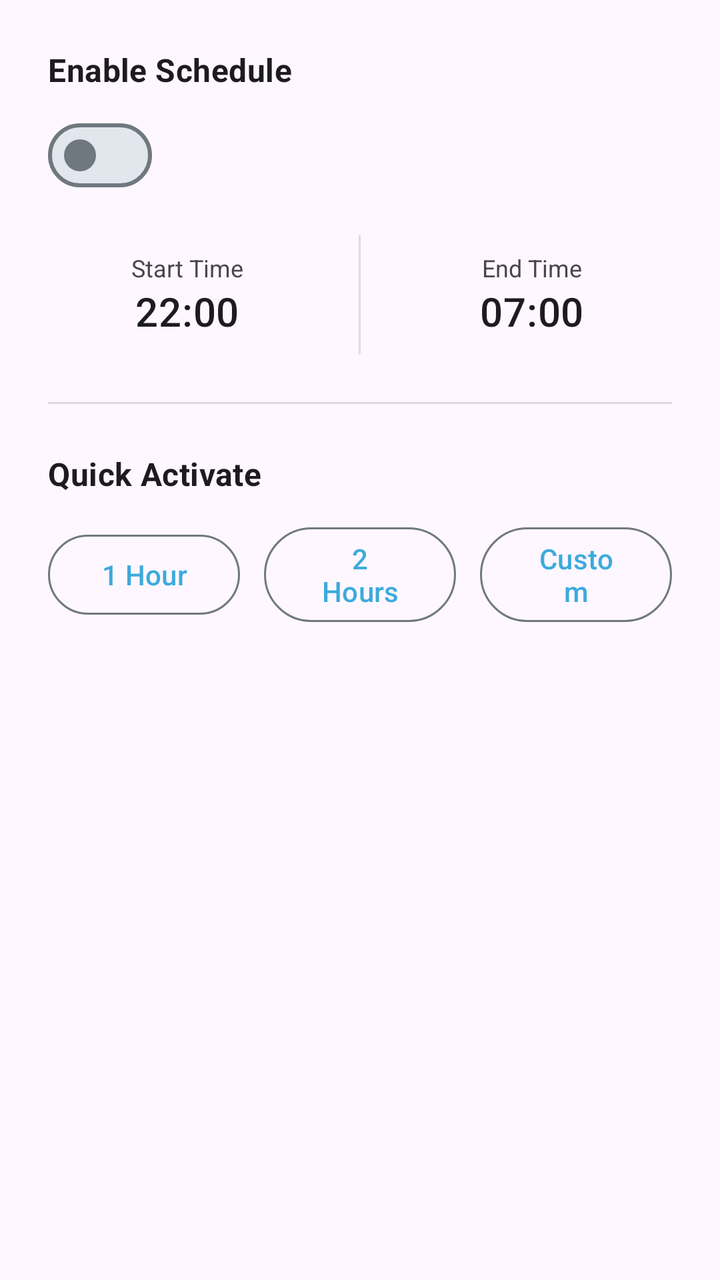
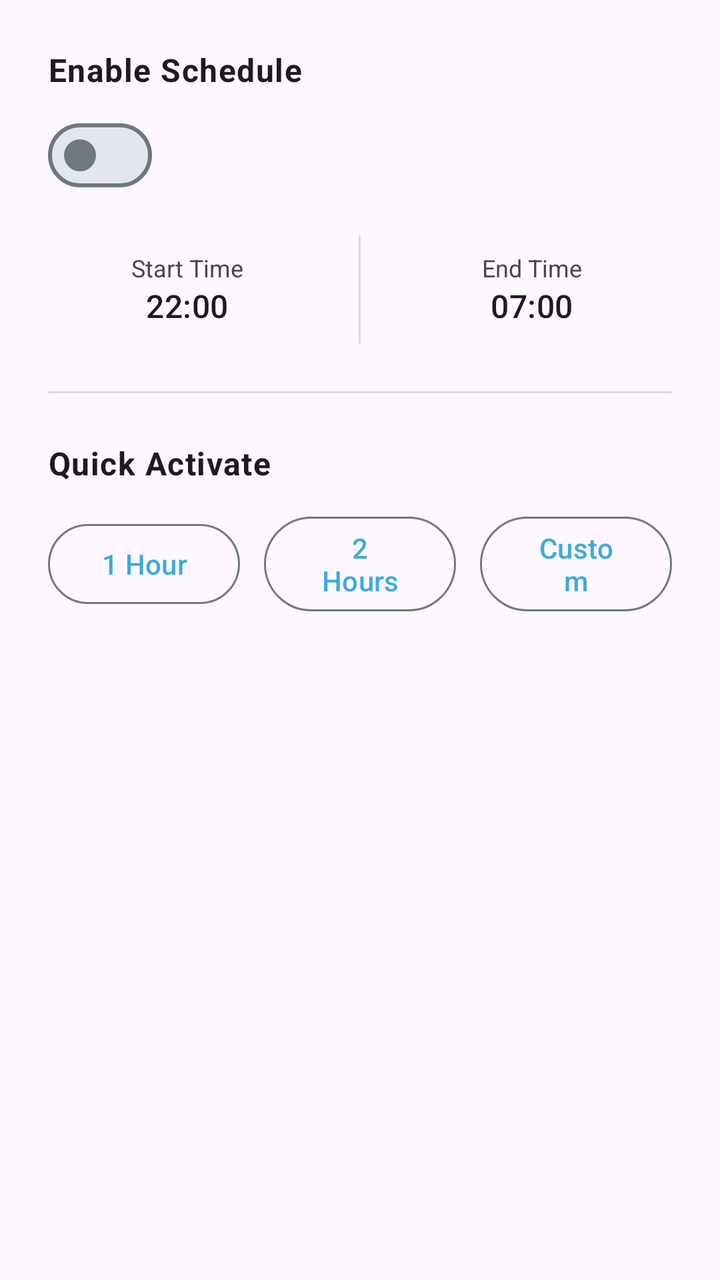

Compare the two renders of this Android layout. The source of the first and the diff that turns it into the second are given below.
<!-- AndroidManifest.xml: application theme Theme.Smartwatch -->
<!-- res/layout/dialog_dnd_options.xml -->
<?xml version="1.0" encoding="utf-8"?>
<LinearLayout xmlns:android="http://schemas.android.com/apk/res/android"
    android:layout_width="match_parent"
    android:layout_height="wrap_content"
    android:orientation="vertical"
    android:padding="24dp">

    <TextView
        android:layout_width="match_parent"
        android:layout_height="wrap_content"
        android:text="@string/dnd_schedule_enable"
        android:textAppearance="?attr/textAppearanceSubtitle1"
        android:textStyle="bold" />

    <com.google.android.material.materialswitch.MaterialSwitch
        android:id="@+id/swDndSchedule"
        android:layout_width="wrap_content"
        android:layout_height="wrap_content"
        android:layout_marginTop="8dp" />

    <LinearLayout
        android:id="@+id/layoutScheduleTimes"
        android:layout_width="match_parent"
        android:layout_height="wrap_content"
        android:orientation="horizontal"
        android:layout_marginTop="16dp">

        <LinearLayout
            android:id="@+id/btnStartTime"
            android:layout_width="0dp"
            android:layout_height="wrap_content"
            android:layout_weight="1"
            android:padding="8dp"
            android:background="?attr/selectableItemBackground"
            android:clickable="true"
            android:focusable="true"
            android:gravity="center"
            android:orientation="vertical">
            <TextView
                android:layout_width="wrap_content"
                android:layout_height="wrap_content"
                android:text="@string/dnd_start_time"
                android:textSize="12sp" />
            <TextView
                android:id="@+id/tvStartTime"
                android:layout_width="wrap_content"
                android:layout_height="wrap_content"
                android:text="22:00"
                android:textAppearance="?attr/textAppearanceHeadline6" />
        </LinearLayout>

        <View
            android:layout_width="1dp"
            android:layout_height="match_parent"
            android:background="?android:attr/listDivider"
            android:layout_marginHorizontal="16dp" />

        <LinearLayout
            android:id="@+id/btnEndTime"
            android:layout_width="0dp"
            android:layout_height="wrap_content"
            android:layout_weight="1"
            android:padding="8dp"
            android:background="?attr/selectableItemBackground"
            android:clickable="true"
            android:focusable="true"
            android:gravity="center"
            android:orientation="vertical">
            <TextView
                android:layout_width="wrap_content"
                android:layout_height="wrap_content"
                android:text="@string/dnd_end_time"
                android:textSize="12sp" />
            <TextView
                android:id="@+id/tvEndTime"
                android:layout_width="wrap_content"
                android:layout_height="wrap_content"
                android:text="07:00"
                android:textAppearance="?attr/textAppearanceHeadline6" />
        </LinearLayout>
    </LinearLayout>

    <View
        android:layout_width="match_parent"
        android:layout_height="1dp"
        android:background="?android:attr/listDivider"
        android:layout_marginVertical="24dp" />

    <TextView
        android:layout_width="match_parent"
        android:layout_height="wrap_content"
        android:text="@string/dnd_quick_options"
        android:textAppearance="?attr/textAppearanceSubtitle1"
        android:textStyle="bold" />

    <LinearLayout
        android:layout_width="match_parent"
        android:layout_height="wrap_content"
        android:orientation="horizontal"
        android:layout_marginTop="12dp"
        android:gravity="center">

        <com.google.android.material.button.MaterialButton
            android:id="@+id/btnQuick1h"
            style="@style/Widget.Material3.Button.OutlinedButton"
            android:layout_width="0dp"
            android:layout_height="wrap_content"
            android:layout_weight="1"
            android:layout_marginEnd="8dp"
            android:text="@string/dnd_duration_1h" />

        <com.google.android.material.button.MaterialButton
            android:id="@+id/btnQuick2h"
            style="@style/Widget.Material3.Button.OutlinedButton"
            android:layout_width="0dp"
            android:layout_height="wrap_content"
            android:layout_weight="1"
            android:layout_marginHorizontal="4dp"
            android:text="@string/dnd_duration_2h" />

        <com.google.android.material.button.MaterialButton
            android:id="@+id/btnQuickCustom"
            style="@style/Widget.Material3.Button.OutlinedButton"
            android:layout_width="0dp"
            android:layout_height="wrap_content"
            android:layout_weight="1"
            android:layout_marginStart="8dp"
            android:text="@string/dnd_duration_custom" />
    </LinearLayout>

</LinearLayout>
<!-- resources referenced by this layout -->
<resources>
  <string name="dnd_duration_1h">1 Hour</string>
  <string name="dnd_duration_2h">2 Hours</string>
  <string name="dnd_duration_custom">Custom</string>
  <string name="dnd_end_time">End Time</string>
  <string name="dnd_quick_options">Quick Activate</string>
  <string name="dnd_schedule_enable">Enable Schedule</string>
  <string name="dnd_start_time">Start Time</string>
  <style name="Theme.Smartwatch" parent="Theme.Material3.DayNight.NoActionBar">
          
          <item name="colorPrimary">#3DAADC</item>
          <item name="colorOnPrimary">#FFFFFF</item>
          <item name="colorPrimaryContainer">#D0EEFA</item>
          <item name="colorOnPrimaryContainer">#003549</item>
  
          
          <item name="colorSecondary">#DC3D3D</item>
          <item name="colorOnSecondary">#FFFFFF</item>
          <item name="colorSecondaryContainer">#FFDAD6</item>
          <item name="colorOnSecondaryContainer">#410002</item>
  
          
          <item name="colorTertiary">#22CC88</item>
          <item name="colorOnTertiary">#FFFFFF</item>
          <item name="colorTertiaryContainer">#B8F5DA</item>
          <item name="colorOnTertiaryContainer">#002116</item>
  
          
          <item name="colorSurface">#FAFCFF</item>
          <item name="colorOnSurface">#181C20</item>
          <item name="colorSurfaceVariant">#DCE4EC</item>
          <item name="colorOnSurfaceVariant">#40484F</item>
          <item name="colorSurfaceContainer">#EDF1F7</item>
          <item name="colorSurfaceContainerHigh">#E8ECF2</item>
          <item name="colorSurfaceContainerHighest">#E2E7ED</item>
  
          
          <item name="colorOutline">#70787F</item>
          <item name="colorOutlineVariant">#C0C8CF</item>
  
          
          <item name="colorError">#BA1A1A</item>
          <item name="colorOnError">#FFFFFF</item>
          <item name="colorErrorContainer">#FFDAD6</item>
          <item name="colorOnErrorContainer">#410002</item>
  
          
          <item name="android:navigationBarColor">@android:color/transparent</item>
          <item name="android:statusBarColor">@android:color/transparent</item>
          <item name="android:windowLightStatusBar">true</item>
          <item name="android:windowLayoutInDisplayCutoutMode" tools:targetApi="o_mr1">shortEdges</item>
  
          
          <item name="shapeAppearanceSmallComponent">@style/Shape.Small</item>
          <item name="shapeAppearanceMediumComponent">@style/Shape.Medium</item>
          <item name="shapeAppearanceLargeComponent">@style/Shape.Large</item>
  
          
          <item name="elevationOverlayEnabled">false</item>
      </style>
  <style name="Shape.Small" parent="ShapeAppearance.Material3.SmallComponent">
          <item name="cornerSize">8dp</item>
      </style>
  <style name="Shape.Medium" parent="ShapeAppearance.Material3.MediumComponent">
          <item name="cornerSize">16dp</item>
      </style>
  <style name="Shape.Large" parent="ShapeAppearance.Material3.LargeComponent">
          <item name="cornerSize">24dp</item>
      </style>
</resources>

<!-- the commit's change to res/layout/dialog_dnd_options.xml (unified diff, before → after) -->
@@ -9,7 +9,7 @@
         android:layout_width="match_parent"
         android:layout_height="wrap_content"
         android:text="@string/dnd_schedule_enable"
-        android:textAppearance="?attr/textAppearanceSubtitle1"
+        android:textAppearance="@style/TextAppearance.Material3.BodyLarge"
         android:textStyle="bold" />
 
     <com.google.android.material.materialswitch.MaterialSwitch
@@ -46,7 +46,7 @@
                 android:layout_width="wrap_content"
                 android:layout_height="wrap_content"
                 android:text="22:00"
-                android:textAppearance="?attr/textAppearanceHeadline6" />
+                android:textAppearance="@style/TextAppearance.Material3.TitleMedium" />
         </LinearLayout>
 
         <View
@@ -76,7 +76,7 @@
                 android:layout_width="wrap_content"
                 android:layout_height="wrap_content"
                 android:text="07:00"
-                android:textAppearance="?attr/textAppearanceHeadline6" />
+                android:textAppearance="@style/TextAppearance.Material3.TitleMedium" />
         </LinearLayout>
     </LinearLayout>
 
@@ -90,7 +90,7 @@
         android:layout_width="match_parent"
         android:layout_height="wrap_content"
         android:text="@string/dnd_quick_options"
-        android:textAppearance="?attr/textAppearanceSubtitle1"
+        android:textAppearance="@style/TextAppearance.Material3.BodyLarge"
         android:textStyle="bold" />
 
     <LinearLayout
